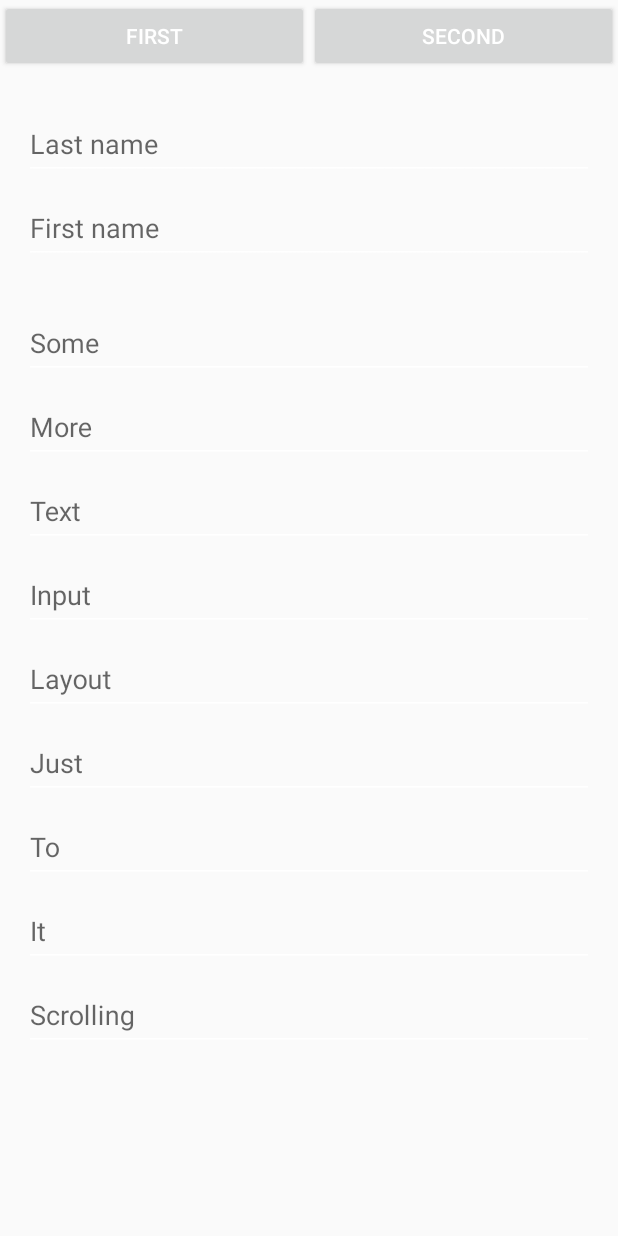
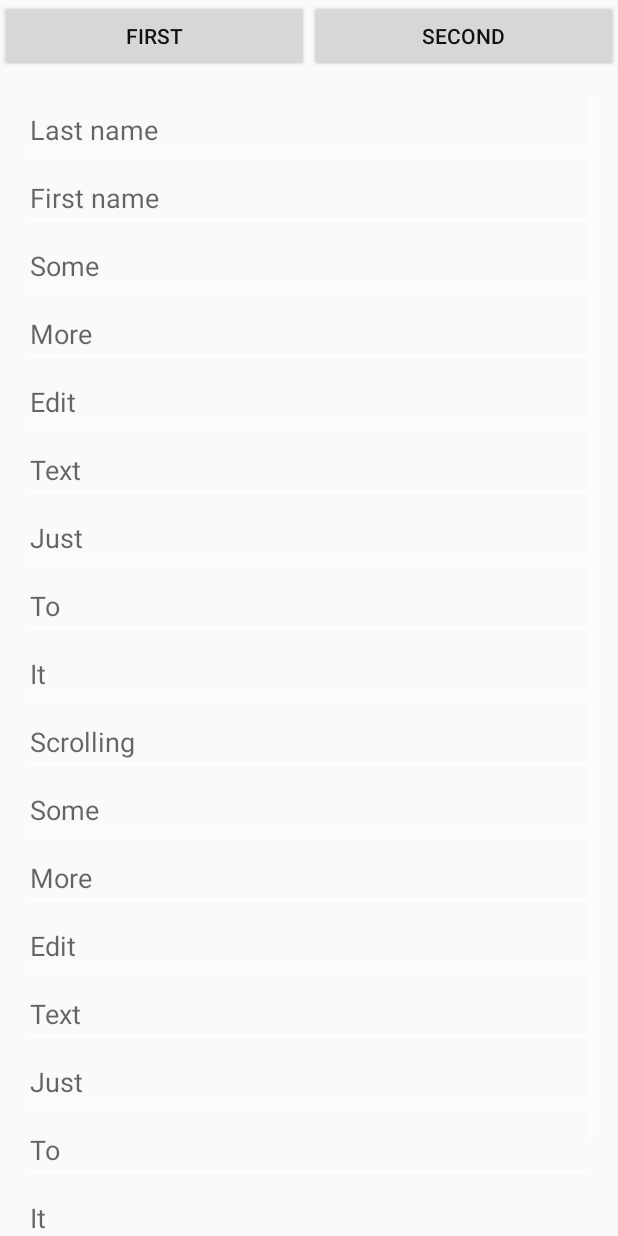
Before and after one commit to OrdonTeam/Mobilization2015, an Android app: the fragment ViewPagerSecondPageFragment placed in its activity, on a phone screen of 412 x 824 dp. Run offline under Robolectric (Android 15) with nearby library versions, the phone set to English and light mode, and no system bars.

Commit message:
Remove TextInputLayouts

```diff
--- a/mobile/src/main/java/com/mobilization/second/ViewPagerSecondPageFragment.java
+++ b/mobile/src/main/java/com/mobilization/second/ViewPagerSecondPageFragment.java
@@ -2,12 +2,11 @@ package com.mobilization.second;
 
 import android.os.Bundle;
 import android.support.annotation.Nullable;
-import android.support.design.widget.TextInputLayout;
 import android.support.v4.app.Fragment;
 import android.view.LayoutInflater;
 import android.view.View;
 import android.view.ViewGroup;
-import android.widget.TextView;
+import android.widget.EditText;
 
 import com.mobilization.R;
 
@@ -21,16 +20,15 @@ public final class ViewPagerSecondPageFragment extends Fragment {
 
     @Override
     public void onViewCreated(View view, @Nullable Bundle savedInstanceState) {
-        TextView firstName = (TextView) view.findViewById(R.id.first_name);
-        final TextInputLayout firstNameLayout = (TextInputLayout) view.findViewById(R.id.first_name_layout);
+        final EditText firstName = (EditText) view.findViewById(R.id.first_name);
         firstName.setOnFocusChangeListener(new View.OnFocusChangeListener() {
             @Override
-            public void onFocusChange(View firstName, boolean hasFocus) {
+            public void onFocusChange(View view, boolean hasFocus) {
                 if (hasFocus) {
-                    firstNameLayout.setError(null);
+                    firstName.setError(null);
                 } else {
-                    if (((TextView) firstName).getText().length() == 0) {
-                        firstNameLayout.setError("First name cannot be empty");
+                    if (firstName.getText().length() == 0) {
+                        firstName.setError("First name cannot be empty");
                     }
                 }
             }
--- /dev/null
+++ b/mobile/src/main/res/layout/more_items_just_to_scroll.xml
@@ -0,0 +1,45 @@
+<?xml version="1.0" encoding="utf-8"?>
+<merge xmlns:android="http://schemas.android.com/apk/res/android"
+       xmlns:tools="http://schemas.android.com/tools"
+       tools:showIn="@layout/view_pager_second_page_fragment">
+
+    <EditText
+        android:layout_width="match_parent"
+        android:layout_height="wrap_content"
+        android:hint="Some"/>
+
+    <EditText
+        android:layout_width="match_parent"
+        android:layout_height="wrap_content"
+        android:hint="More"/>
+
+    <EditText
+        android:layout_width="match_parent"
+        android:layout_height="wrap_content"
+        android:hint="Edit"/>
+
+    <EditText
+        android:layout_width="match_parent"
+        android:layout_height="wrap_content"
+        android:hint="Text"/>
+
+    <EditText
+        android:layout_width="match_parent"
+        android:layout_height="wrap_content"
+        android:hint="Just"/>
+
+    <EditText
+        android:layout_width="match_parent"
+        android:layout_height="wrap_content"
+        android:hint="To"/>
+
+    <EditText
+        android:layout_width="match_parent"
+        android:layout_height="wrap_content"
+        android:hint="It"/>
+
+    <EditText
+        android:layout_width="match_parent"
+        android:layout_height="wrap_content"
+        android:hint="Scrolling"/>
+</merge>
--- a/mobile/src/main/res/layout/view_pager_second_page_fragment.xml
+++ b/mobile/src/main/res/layout/view_pager_second_page_fragment.xml
@@ -1,14 +1,9 @@
 <?xml version="1.0" encoding="utf-8"?>
-<android.support.v4.widget.NestedScrollView
+<ScrollView
     xmlns:android="http://schemas.android.com/apk/res/android"
     android:layout_width="match_parent"
     android:layout_height="match_parent"
-    xmlns:app="http://schemas.android.com/apk/res-auto"
-    android:clipToPadding="false">
-
-    <ScrollView
-        android:layout_width="match_parent"
-        android:layout_height="match_parent"
+    android:clipToPadding="false"
     android:padding="16dp">
 
     <LinearLayout
@@ -16,119 +11,19 @@
         android:layout_height="wrap_content"
         android:orientation="vertical">
 
-            <android.support.design.widget.TextInputLayout
-                android:layout_width="match_parent"
-                android:layout_height="wrap_content">
-
         <EditText
             android:id="@+id/last_name"
             android:layout_width="match_parent"
             android:layout_height="wrap_content"
             android:hint="Last name"/>
-            </android.support.design.widget.TextInputLayout>
-
-            <android.support.design.widget.TextInputLayout
-                android:id="@+id/first_name_layout"
-                android:layout_width="match_parent"
-                app:errorEnabled="true"
-                android:layout_height="wrap_content">
 
         <EditText
             android:id="@+id/first_name"
             android:layout_width="match_parent"
             android:layout_height="wrap_content"
             android:hint="First name"/>
-            </android.support.design.widget.TextInputLayout>
 
-            <android.support.design.widget.TextInputLayout
-                android:layout_width="match_parent"
-                android:layout_height="wrap_content">
-
-                <EditText
-                    android:layout_width="match_parent"
-                    android:layout_height="wrap_content"
-                    android:hint="Some"/>
-            </android.support.design.widget.TextInputLayout>
-
-            <android.support.design.widget.TextInputLayout
-                android:layout_width="match_parent"
-                android:layout_height="wrap_content">
-
-                <EditText
-                    android:layout_width="match_parent"
-                    android:layout_height="wrap_content"
-                    android:hint="More"/>
-            </android.support.design.widget.TextInputLayout>
-
-            <android.support.design.widget.TextInputLayout
-                android:layout_width="match_parent"
-                android:layout_height="wrap_content">
-
-                <EditText
-                    android:layout_width="match_parent"
-                    android:layout_height="wrap_content"
-                    android:hint="Text"/>
-            </android.support.design.widget.TextInputLayout>
-
-            <android.support.design.widget.TextInputLayout
-                android:layout_width="match_parent"
-                android:layout_height="wrap_content">
-
-                <EditText
-                    android:layout_width="match_parent"
-                    android:layout_height="wrap_content"
-                    android:hint="Input"/>
-            </android.support.design.widget.TextInputLayout>
-
-            <android.support.design.widget.TextInputLayout
-                android:layout_width="match_parent"
-                android:layout_height="wrap_content">
-
-                <EditText
-                    android:layout_width="match_parent"
-                    android:layout_height="wrap_content"
-                    android:hint="Layout"/>
-            </android.support.design.widget.TextInputLayout>
-
-            <android.support.design.widget.TextInputLayout
-                android:layout_width="match_parent"
-                android:layout_height="wrap_content">
-
-                <EditText
-                    android:layout_width="match_parent"
-                    android:layout_height="wrap_content"
-                    android:hint="Just"/>
-            </android.support.design.widget.TextInputLayout>
-
-            <android.support.design.widget.TextInputLayout
-                android:layout_width="match_parent"
-                android:layout_height="wrap_content">
-
-                <EditText
-                    android:layout_width="match_parent"
-                    android:layout_height="wrap_content"
-                    android:hint="To"/>
-            </android.support.design.widget.TextInputLayout>
-
-            <android.support.design.widget.TextInputLayout
-                android:layout_width="match_parent"
-                android:layout_height="wrap_content">
-
-                <EditText
-                    android:layout_width="match_parent"
-                    android:layout_height="wrap_content"
-                    android:hint="It"/>
-            </android.support.design.widget.TextInputLayout>
-
-            <android.support.design.widget.TextInputLayout
-                android:layout_width="match_parent"
-                android:layout_height="wrap_content">
-
-                <EditText
-                    android:layout_width="match_parent"
-                    android:layout_height="wrap_content"
-                    android:hint="Scrolling"/>
-            </android.support.design.widget.TextInputLayout>
+        <include layout="@layout/more_items_just_to_scroll"/>
+        <include layout="@layout/more_items_just_to_scroll"/>
     </LinearLayout>
 </ScrollView>
-</android.support.v4.widget.NestedScrollView>
--- a/mobile/src/main/res/values/colors.xml
+++ b/mobile/src/main/res/values/colors.xml
@@ -4,4 +4,5 @@
     <color name="color_primary_dark">#588f29</color>
     <color name="red">#dc433b</color>
     <color name="white">#ffffff</color>
+    <color name="black">#101010</color>
 </resources>
--- a/mobile/src/main/res/values/styles.xml
+++ b/mobile/src/main/res/values/styles.xml
@@ -4,5 +4,6 @@
         <item name="colorPrimaryDark">@color/color_primary_dark</item>
         <item name="android:textColorPrimary">@color/white</item>
         <item name="colorControlNormal">@color/white</item>
+        <item name="android:textColor">@color/black</item>
     </style>
 </resources>
```
Lines whose indentation alone changed are shown as unchanged.
